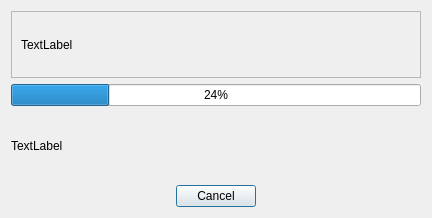
Old version of the form ui/headlessprogressdialog.ui in the repository c-koi/gmic-qt.
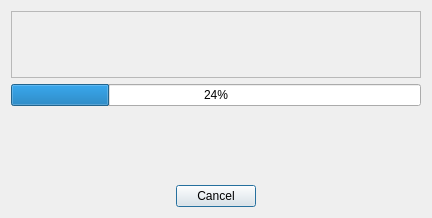
New version of the form.

What changed in the file:
```diff
--- a/ui/headlessprogressdialog.ui
+++ b/ui/headlessprogressdialog.ui
@@ -26,7 +26,7 @@
       <item>
        <widget class="QLabel" name="label">
         <property name="text">
-         <string>TextLabel</string>
+         <string/>
         </property>
        </widget>
       </item>
@@ -43,7 +43,7 @@
    <item>
     <widget class="QLabel" name="info">
      <property name="text">
-      <string>TextLabel</string>
+      <string/>
      </property>
     </widget>
    </item>
```
